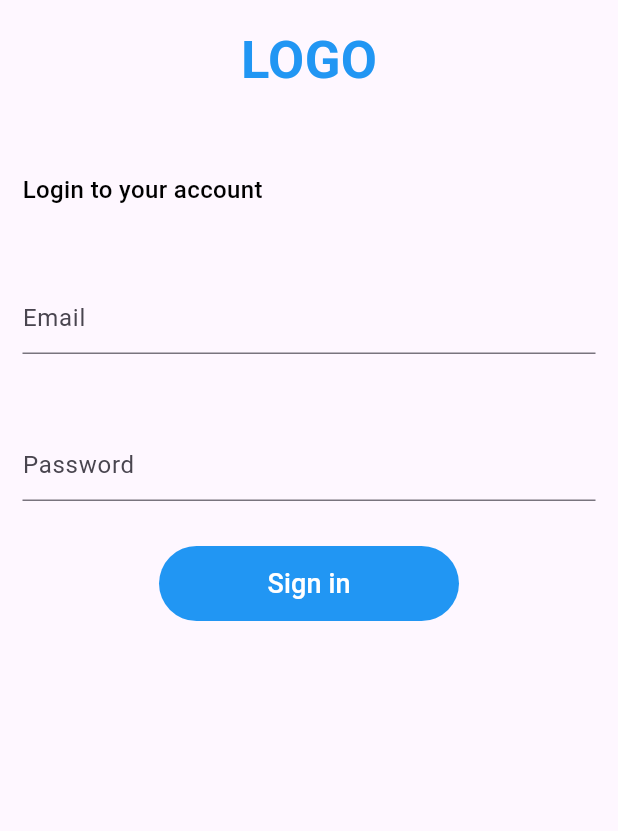
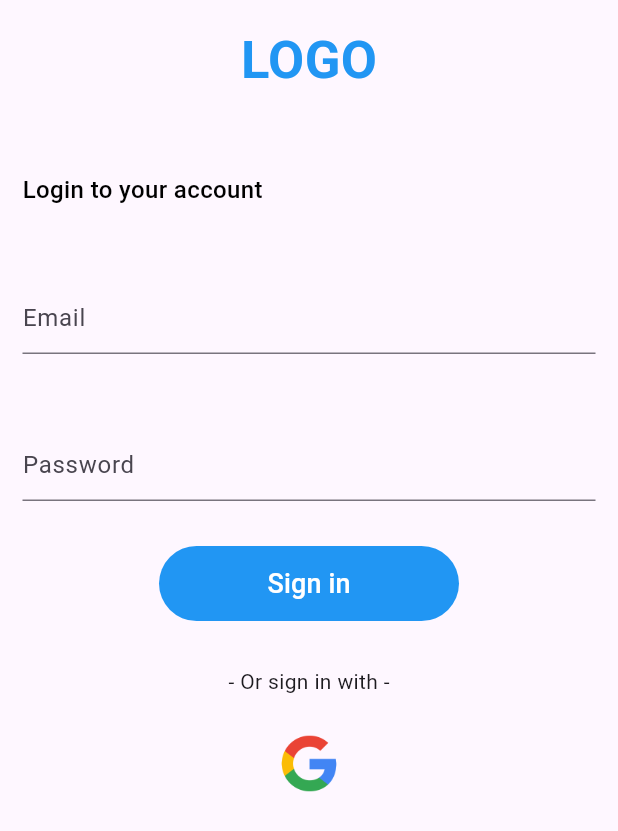
Before and after one commit to rovaar/Timid, a Flutter app: the screen it shows after launch, on a phone screen of 412 x 824 dp. Shown: the top 831 px of the screen. Run offline on Flutter 3.47's test engine with Material 3 defaults, Android fonts, the light colour scheme and no system bars; our stand-ins replace firebase_core; accounts and stored records are empty.

Commit message:
`Added Google sign in option to login screen`

```diff
--- a/lib/views/login.dart
+++ b/lib/views/login.dart
@@ -65,6 +65,19 @@ class Login extends StatelessWidget {
                     ),
                   ),
                 ),
+                SizedBox(height: 30),
+                Center(
+                  child: Text('- Or sign in with -'),
+                ),
+                SizedBox(height: 20),
+                Center(
+                  child: Image.asset(
+                    'assets/images/GoogleLogo.png',
+                    width: 50,
+                    height: 50,
+                    fit: BoxFit.contain,
+                  ),
+                ),
               ],
             ),
           ),
--- a/pubspec.yaml
+++ b/pubspec.yaml
@@ -20,3 +20,5 @@ dev_dependencies:
 
 flutter:
   uses-material-design: true
+  assets:
+    - assets/images/
```
Also changed, not shown: assets/images/FacebookLogo.png (added), assets/images/GoogleLogo.png (added).
